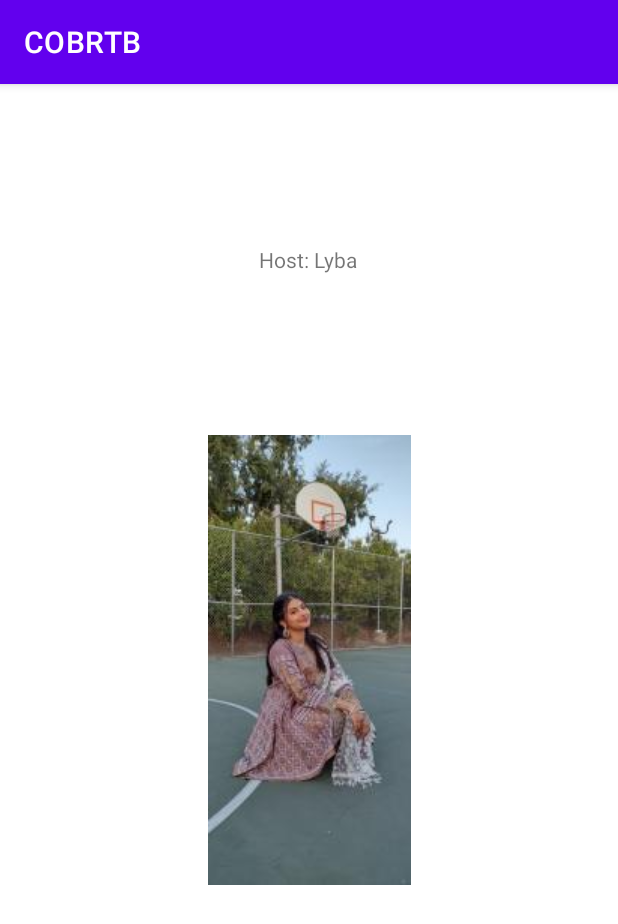
After one commit to CSUF-CPSC411-2021F/group-project-Couple-Of-Buds-Mobile-App, an Android app: the fragment HostLybaFragment shown on its own in the app's theme, on a phone screen of 412 x 824 dp. The commit adds this screen. Shown: the top 924 px of the screen. Run offline under Robolectric (Android 15) with nearby library versions, the phone set to English and light mode, and no system bars.

Commit message:
Created fragments for hosts information pages

```diff
--- a/app/build.gradle
+++ b/app/build.gradle
@@ -5,6 +5,10 @@
 
 android {
     compileSdk 31
+
+    buildFeatures {
+        viewBinding = true
+    }
 
     defaultConfig {
         applicationId "com.example.cobrtb"
@@ -37,6 +41,7 @@
     implementation 'androidx.appcompat:appcompat:1.3.1'
     implementation 'com.google.android.material:material:1.4.0'
     implementation 'androidx.constraintlayout:constraintlayout:2.1.0'
+    implementation 'androidx.legacy:legacy-support-v4:1.0.0'
     testImplementation 'junit:junit:4.+'
     androidTestImplementation 'androidx.test.ext:junit:1.1.3'
     androidTestImplementation 'androidx.test.espresso:espresso-core:3.4.0'
--- /dev/null
+++ b/app/src/main/java/com/example/cobrtb/HostLybaFragment.kt
@@ -0,0 +1,59 @@
+package com.example.cobrtb
+
+import android.os.Bundle
+import androidx.fragment.app.Fragment
+import android.view.LayoutInflater
+import android.view.View
+import android.view.ViewGroup
+
+// TODO: Rename parameter arguments, choose names that match
+// the fragment initialization parameters, e.g. ARG_ITEM_NUMBER
+private const val ARG_PARAM1 = "param1"
+private const val ARG_PARAM2 = "param2"
+
+/**
+ * A simple [Fragment] subclass.
+ * Use the [HostLybaFragment.newInstance] factory method to
+ * create an instance of this fragment.
+ */
+class HostLybaFragment : Fragment() {
+    // TODO: Rename and change types of parameters
+    private var param1: String? = null
+    private var param2: String? = null
+
+    override fun onCreate(savedInstanceState: Bundle?) {
+        super.onCreate(savedInstanceState)
+        arguments?.let {
+            param1 = it.getString(ARG_PARAM1)
+            param2 = it.getString(ARG_PARAM2)
+        }
+    }
+
+    override fun onCreateView(
+        inflater: LayoutInflater, container: ViewGroup?,
+        savedInstanceState: Bundle?
+    ): View? {
+        // Inflate the layout for this fragment
+        return inflater.inflate(R.layout.fragment_host_lyba, container, false)
+    }
+
+    companion object {
+        /**
+         * Use this factory method to create a new instance of
+         * this fragment using the provided parameters.
+         *
+         * @param param1 Parameter 1.
+         * @param param2 Parameter 2.
+         * @return A new instance of fragment HostLybaFragment.
+         */
+        // TODO: Rename and change types and number of parameters
+        @JvmStatic
+        fun newInstance(param1: String, param2: String) =
+            HostLybaFragment().apply {
+                arguments = Bundle().apply {
+                    putString(ARG_PARAM1, param1)
+                    putString(ARG_PARAM2, param2)
+                }
+            }
+    }
+}
--- /dev/null
+++ b/app/src/main/res/layout/fragment_host_lyba.xml
@@ -0,0 +1,35 @@
+<?xml version="1.0" encoding="utf-8"?>
+<androidx.constraintlayout.widget.ConstraintLayout xmlns:android="http://schemas.android.com/apk/res/android"
+    xmlns:app="http://schemas.android.com/apk/res-auto"
+    xmlns:tools="http://schemas.android.com/tools"
+    android:id="@+id/frameLayout"
+    android:layout_width="match_parent"
+    android:layout_height="match_parent"
+    tools:context=".HostLybaFragment">
+
+    <!-- TODO: Update blank fragment layout -->
+
+    <TextView
+        android:id="@+id/textView"
+        android:layout_width="wrap_content"
+        android:layout_height="wrap_content"
+        android:text="Host: Lyba"
+        app:layout_constraintBottom_toTopOf="@+id/imageView"
+        app:layout_constraintEnd_toEndOf="parent"
+        app:layout_constraintHorizontal_bias="0.498"
+        app:layout_constraintStart_toStartOf="parent"
+        app:layout_constraintTop_toTopOf="parent" />
+
+    <ImageView
+        android:id="@+id/imageView"
+        android:layout_width="wrap_content"
+        android:layout_height="wrap_content"
+        android:src="@drawable/lybahostimage"
+        tools:layout_editor_absoluteX="138dp"
+        tools:layout_editor_absoluteY="173dp"
+        app:layout_constraintBottom_toBottomOf="parent"
+        app:layout_constraintEnd_toEndOf="parent"
+        app:layout_constraintStart_toStartOf="parent"
+        app:layout_constraintTop_toTopOf="parent" />
+
+</androidx.constraintlayout.widget.ConstraintLayout>
--- a/app/src/main/res/values/strings.xml
+++ b/app/src/main/res/values/strings.xml
@@ -1,3 +1,5 @@
 <resources>
     <string name="app_name">COBRTB</string>
+    <!-- TODO: Remove or change this placeholder text -->
+    <string name="hello_blank_fragment">Hello blank fragment</string>
 </resources>
--- a/build.gradle
+++ b/build.gradle
@@ -6,7 +6,7 @@
     }
     dependencies {
         classpath "com.android.tools.build:gradle:7.0.2"
-        classpath "org.jetbrains.kotlin:kotlin-gradle-plugin:1.5.30"
+        classpath 'org.jetbrains.kotlin:kotlin-gradle-plugin:1.5.31'
 
         // NOTE: Do not place your application dependencies here; they belong
         // in the individual module build.gradle files
```
Also changed, not shown: app/src/main/java/com/example/cobrtb/HostSelwa.kt (added, +59 -0 lines), app/src/main/res/layout/fragment_host_selwa.xml (added, +14 -0 lines), app/src/main/res/drawable/lybahostimage.jpg (added), app/src/main/res/drawable/selwahostimage.jpg (added).
